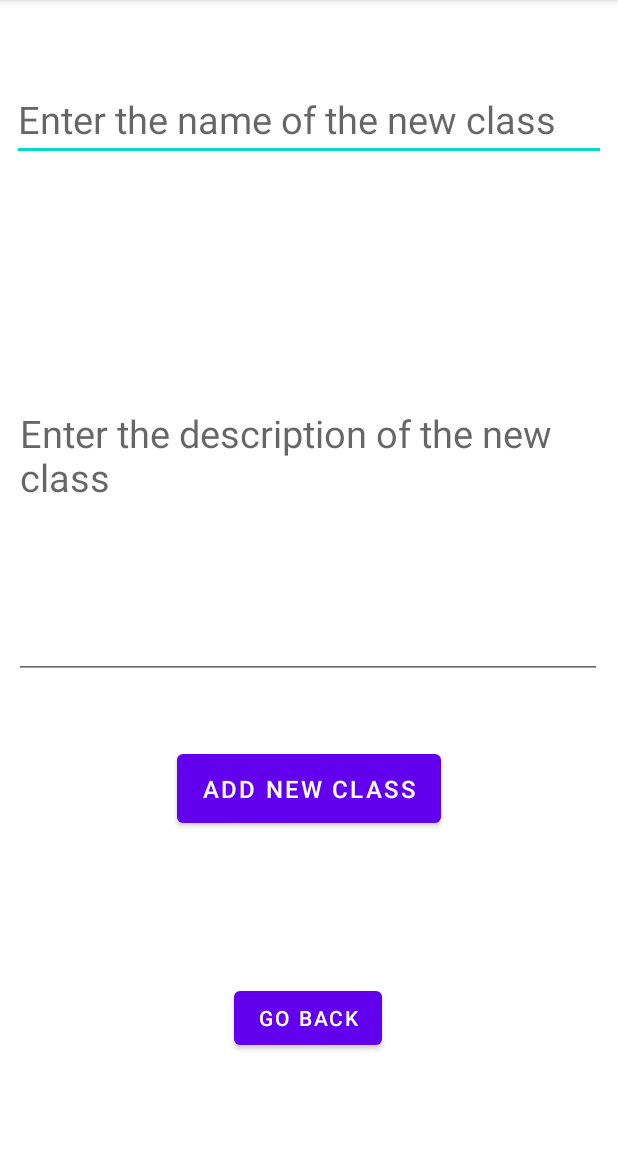
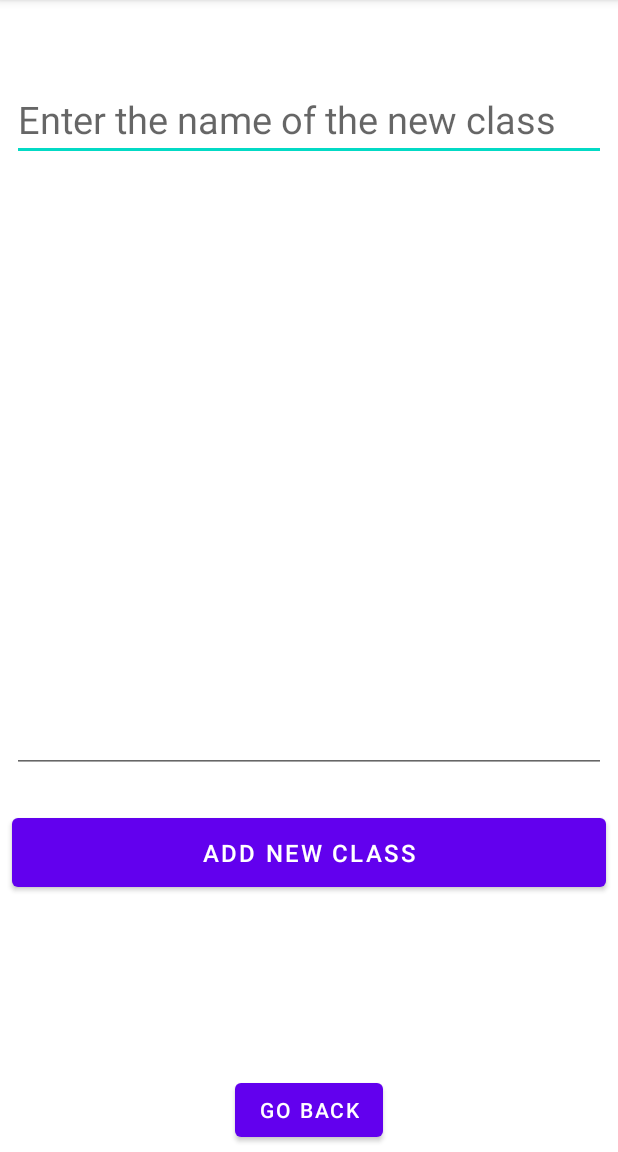
Before and after one commit to CDelongchamp/FinalProject, an Android app: the AddClassActivity screen opened directly, with no data from a screen before it, on a phone screen of 412 x 824 dp, the part 84-1236 px from its top. Run offline under Robolectric (Android 15) with nearby library versions, the phone set to English and light mode, and no system bars.

Commit message:
Edited UI attributes

```diff
--- a/app/src/main/res/layout/activity_add_class.xml
+++ b/app/src/main/res/layout/activity_add_class.xml
@@ -20,41 +20,41 @@
         app:layout_constraintStart_toStartOf="parent"
         app:layout_constraintTop_toTopOf="parent" />
 
-    <EditText
-        android:id="@+id/classDescriptionEditText"
-        android:layout_width="392dp"
-        android:layout_height="297dp"
-        android:layout_marginStart="8dp"
-        android:layout_marginTop="48dp"
-        android:hint="Enter the description of the new class"
-        android:textSize="25dp"
-        app:layout_constraintEnd_toEndOf="parent"
-        app:layout_constraintHorizontal_bias="0.09"
-        app:layout_constraintStart_toStartOf="parent"
-        app:layout_constraintTop_toBottomOf="@+id/classTypeEditText" />
-
     <Button
         android:id="@+id/backButton"
         android:layout_width="wrap_content"
         android:layout_height="wrap_content"
-        android:layout_marginTop="100dp"
+        android:layout_marginBottom="4dp"
         android:text="Go back"
         app:layout_constraintBottom_toBottomOf="parent"
         app:layout_constraintEnd_toEndOf="parent"
-        app:layout_constraintHorizontal_bias="0.498"
-        app:layout_constraintStart_toStartOf="parent"
-        app:layout_constraintTop_toBottomOf="@+id/addNewClassButton"
-        app:layout_constraintVertical_bias="0.0" />
+        app:layout_constraintStart_toStartOf="parent" />
 
     <Button
         android:id="@+id/addNewClassButton"
-        android:layout_width="176dp"
+        android:layout_width="0dp"
         android:layout_height="58dp"
-        android:layout_marginTop="44dp"
+        android:layout_marginStart="8dp"
+        android:layout_marginTop="24dp"
+        android:layout_marginEnd="8dp"
         android:text="Add new class"
         android:textSize="16sp"
         app:layout_constraintEnd_toEndOf="parent"
         app:layout_constraintStart_toStartOf="parent"
         app:layout_constraintTop_toBottomOf="@+id/classDescriptionEditText" />
 
+    <EditText
+        android:id="@+id/classDescriptionEditText"
+        android:layout_width="0dp"
+        android:layout_height="400sp"
+        android:layout_marginStart="8dp"
+        android:layout_marginTop="8dp"
+        android:layout_marginEnd="8dp"
+        android:ems="10"
+        android:gravity="start|top"
+        android:inputType="textMultiLine"
+        app:layout_constraintEnd_toEndOf="parent"
+        app:layout_constraintStart_toStartOf="parent"
+        app:layout_constraintTop_toBottomOf="@+id/classTypeEditText" />
+
 </androidx.constraintlayout.widget.ConstraintLayout>
--- a/app/src/main/res/layout/activity_edit_class.xml
+++ b/app/src/main/res/layout/activity_edit_class.xml
@@ -14,6 +14,7 @@
         android:layout_marginTop="60dp"
         android:layout_marginEnd="8dp"
         android:hint="Enter the new name"
+        android:singleLine="true"
         android:textSize="25dp"
         app:layout_constraintEnd_toEndOf="parent"
         app:layout_constraintHorizontal_bias="0.0"
@@ -50,11 +51,12 @@
 
     <Spinner
         android:id="@+id/classSpinner"
-        android:layout_width="match_parent"
-        android:layout_height="wrap_content"
+        android:layout_width="0dp"
+        android:layout_height="40dp"
         android:layout_marginStart="24dp"
         android:layout_marginTop="16dp"
         android:layout_marginEnd="24dp"
+        android:background="@color/DropdownMenu"
         app:layout_constraintEnd_toEndOf="parent"
         app:layout_constraintHorizontal_bias="0.0"
         app:layout_constraintStart_toStartOf="parent"
--- a/app/src/main/res/values/colors.xml
+++ b/app/src/main/res/values/colors.xml
@@ -7,4 +7,5 @@
     <color name="teal_700">#FF018786</color>
     <color name="black">#FF000000</color>
     <color name="white">#FFFFFFFF</color>
+    <color name="DropdownMenu">#38650496</color>
 </resources>
```
Also changed, not shown: app/src/main/java/com/example/finalproject/AdminActivity.java (+4 -9 lines), app/src/main/res/layout/activity_admin.xml (+3 -16 lines), app/src/main/res/layout/activity_edit_user.xml (+6 -2 lines).
